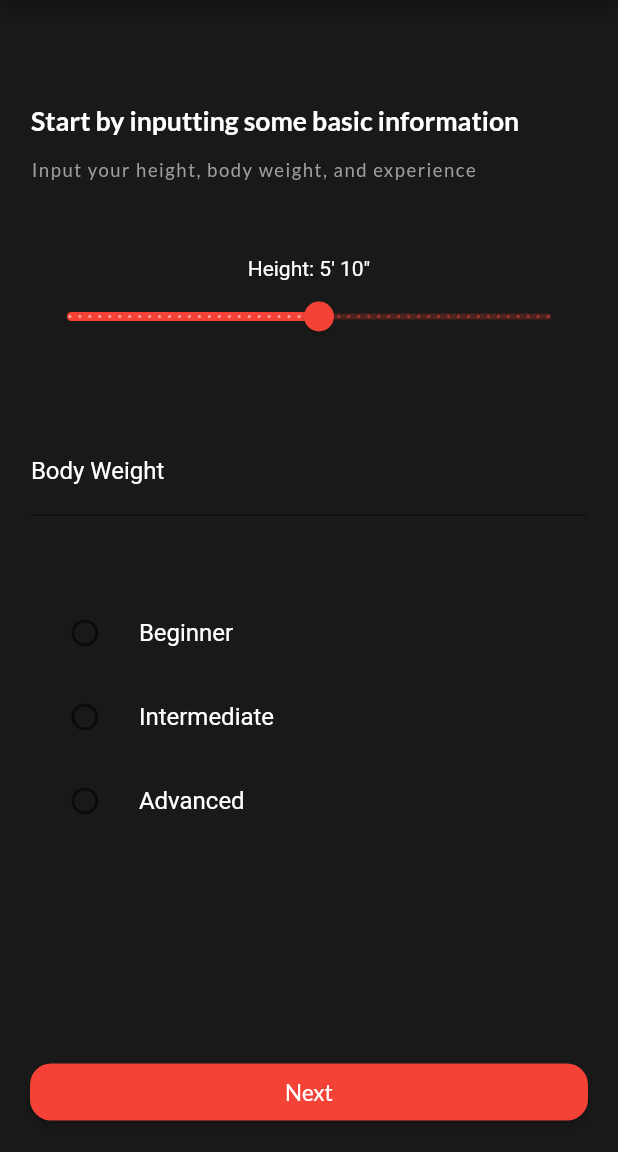
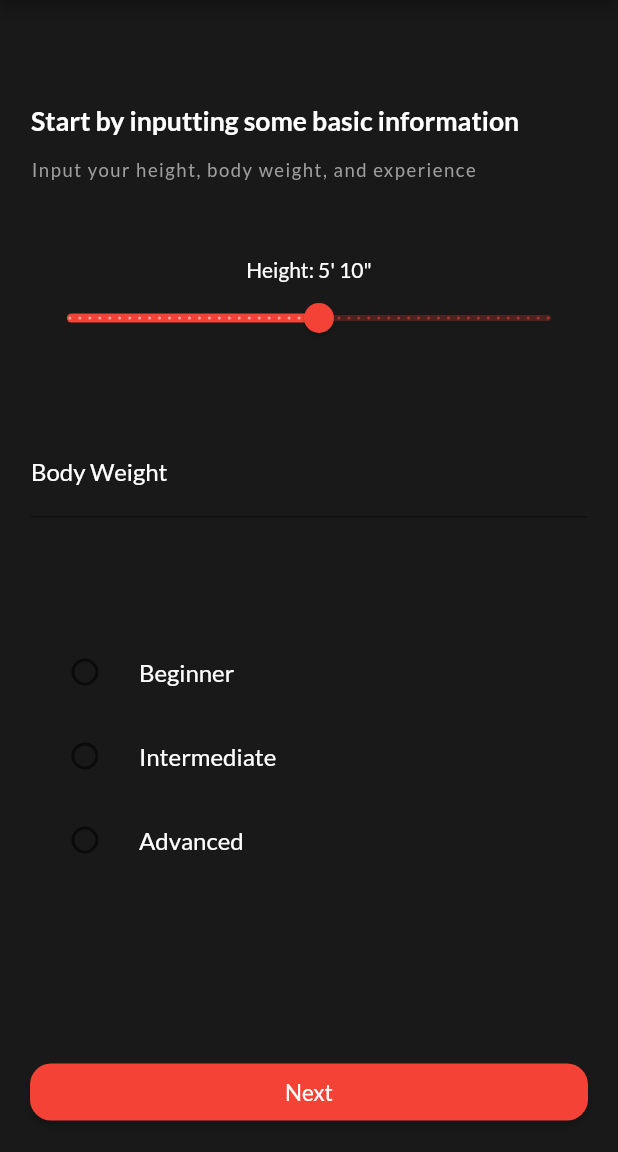
Before and after one commit to d-dovale/Sweat-Smart, a Flutter app: the Information screen opened directly, after a tap on "Next", on a phone screen of 412 x 824 dp, the part 84-1236 px from its top. Run offline on Flutter 3.47's test engine with Material 2 defaults, Android fonts, the phone set to English and light mode, and no system bars; our stand-ins replace flutter_spinkit, shared_preferences, table_calendar; accounts and stored records are empty.

Commit message:
Changed fonts to Lato throughout both answer1 and answer2

```diff
--- a/my_app/lib/shared/answer1.dart
+++ b/my_app/lib/shared/answer1.dart
@@ -118,7 +118,10 @@ class _Answer1State extends State<Answer1> {
           padding: const EdgeInsets.only(top: 80.0),
           child: TextField(
             controller: widget.controllers['name'],
-            style: const TextStyle(color: Colors.white),
+            style: const TextStyle(
+              color: Colors.white,
+              fontFamily: 'Lato',
+            ),
             decoration: const InputDecoration(
               labelText: 'Name',
               labelStyle: TextStyle(color: Colors.white),
@@ -143,7 +146,10 @@ class _Answer1State extends State<Answer1> {
           padding: const EdgeInsets.only(top: 30.0),
           child: TextField(
             controller: widget.controllers['age'],
-            style: const TextStyle(color: Colors.white),
+            style: const TextStyle(
+              color: Colors.white,
+              fontFamily: 'Lato',
+            ),
             decoration: const InputDecoration(
               labelText: 'Age',
               labelStyle: TextStyle(color: Colors.white),
--- a/my_app/lib/shared/answer2.dart
+++ b/my_app/lib/shared/answer2.dart
@@ -77,7 +77,10 @@ class _Answer2State extends State<Answer2> {
             children: [
               Text(
                 'Height: ${feet}\' ${inches}\"',
-                style: const TextStyle(color: Colors.white),
+                style: const TextStyle(
+                  color: Colors.white,
+                  fontFamily: 'Lato',
+                ),
               ),
               Slider(
                 value: heightInInches,
@@ -102,7 +105,10 @@ class _Answer2State extends State<Answer2> {
             style: TextStyle(color: Colors.white),
             decoration: InputDecoration(
               labelText: 'Body Weight',
-              labelStyle: TextStyle(color: Colors.white),
+              labelStyle: TextStyle(
+                color: Colors.white,
+                fontFamily: 'Lato',
+              ),
               suffix: Text(
                 'lbs',
                 style: TextStyle(color: Colors.white),
@@ -124,11 +130,14 @@ class _Answer2State extends State<Answer2> {
 
         // Radio buttons for Experience selection
         Padding(
-          padding: const EdgeInsets.only(top: 50.0),
+          padding: const EdgeInsets.only(top: 75.0),
           child: RadioListTile(
             title: const Text(
               'Beginner',
-              style: TextStyle(color: Colors.white),
+              style: TextStyle(
+                color: Colors.white,
+                fontFamily: 'Lato',
+              ),
             ),
             value: 'Beginner',
             groupValue: experience,
@@ -142,7 +151,10 @@ class _Answer2State extends State<Answer2> {
         RadioListTile(
           title: const Text(
             'Intermediate',
-            style: TextStyle(color: Colors.white),
+            style: TextStyle(
+              color: Colors.white,
+              fontFamily: 'Lato',
+            ),
           ),
           value: 'Intermediate',
           groupValue: experience,
@@ -155,7 +167,10 @@ class _Answer2State extends State<Answer2> {
         RadioListTile(
           title: const Text(
             'Advanced',
-            style: TextStyle(color: Colors.white),
+            style: TextStyle(
+              color: Colors.white,
+              fontFamily: 'Lato',
+            ),
           ),
           value: 'Advanced',
           groupValue: experience,
```
